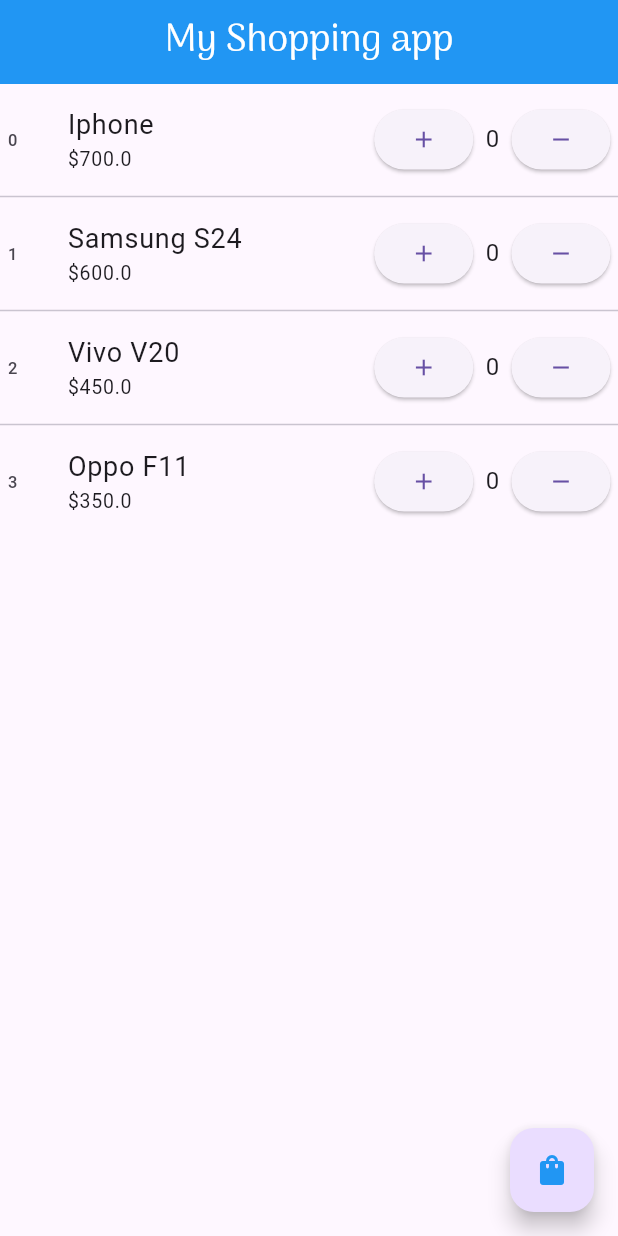
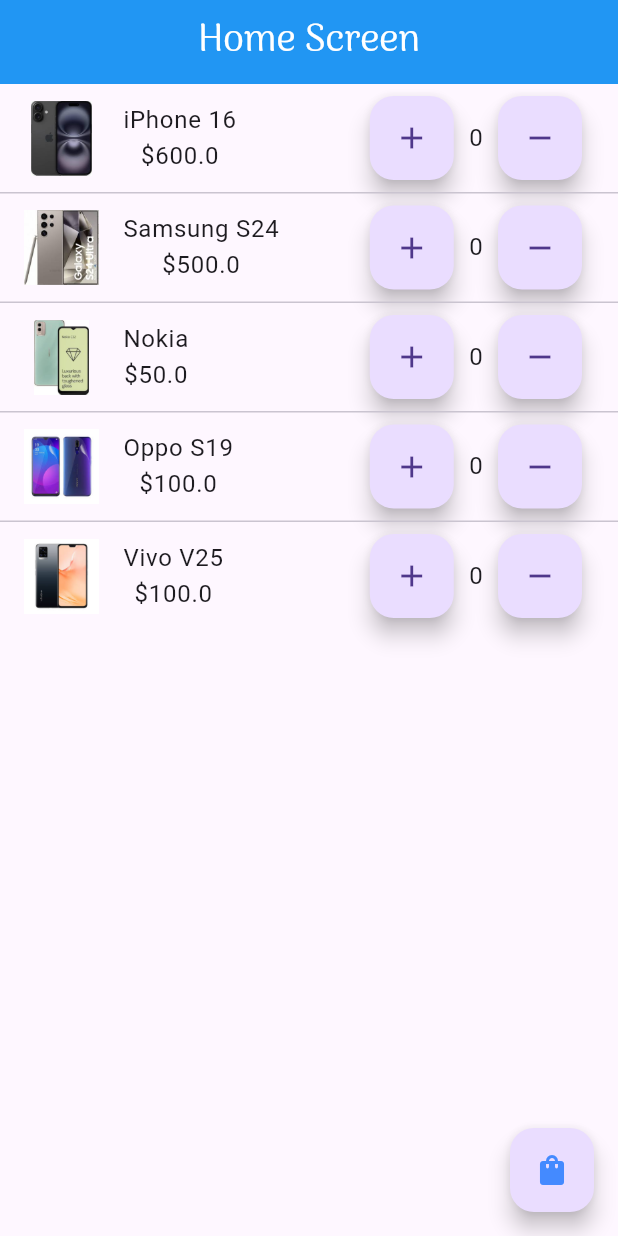
Before and after one commit to Khushgodani05/khush_l3pp_android-ios, a Flutter app: the screen it shows after launch, on a phone screen of 412 x 824 dp. Run offline on Flutter 3.47's test engine with Material 3 defaults, Android fonts, the phone set to English and light mode, and no system bars; our stand-ins replace firebase_auth, firebase_core, google_sign_in, shared_preferences, sqflite; accounts and stored records are empty.

Commit message:
My shopping cart

```diff
--- a/cart/lib/Product/product.dart
+++ b/cart/lib/Product/products.dart
@@ -1,4 +1,4 @@
-class Product{
+class Productes{
   final int id;
   final double price;
   final String name;
@@ -6,7 +6,7 @@
   int quantity;
   String imageLink;
 
-  Product({
+  Productes({
     required this.id,
     required this.price,
     required this.name,
@@ -16,4 +16,5 @@
   );
 
 
+
 }
--- /dev/null
+++ b/cart/lib/Product/screens/application.dart
@@ -0,0 +1,20 @@
+
+import 'package:cart/Product_cart/view/home_screens.dart';
+import 'package:flutter/material.dart';
+
+class Application extends StatelessWidget {
+  const Application({super.key});
+
+  @override
+  Widget build(BuildContext context) {
+    return MaterialApp(
+      theme: ThemeData(
+        colorScheme: ColorScheme.fromSeed(
+          seedColor: Colors.blue,
+        ),
+        useMaterial3: true,
+      ),
+      home: const Homescreens(),
+    );
+  }
+}
--- a/cart/lib/screens/homescreen.dart
+++ b/cart/lib/Product/screens/homescreen.dart
@@ -1,13 +1,13 @@
-import 'package:cart/Product/product.dart';
-import 'package:cart/screens/cartscreen.dart';
+import 'package:cart/Product/products.dart';
+import 'package:cart/Product/screens/cartscreen.dart';
 import 'package:flutter/material.dart';
 
 
-List<Product> products=[
-    Product(id: 1,  price: 700, name: "Iphone", quantity: 0,imageLink: "iphone16.jpg"),
-    Product(id: 2, price: 600, name: "Samsung S24", quantity: 0,imageLink: "SamsungS24.jpg"),
-    Product(id: 3, price: 450, name: "Vivo V20", quantity: 0, imageLink: "VivoV20.jpg"),
-    Product(id: 4, price: 350, name: "Oppo F11", quantity: 0, imageLink: "oppof11.jpg")
+List<Productes> products=[
+    Productes(id: 1,  price: 700, name: "Iphone", quantity: 0,imageLink: "iphone16.jpg"),
+    Productes(id: 2, price: 600, name: "Samsung S24", quantity: 0,imageLink: "SamsungS24.jpg"),
+    Productes(id: 3, price: 450, name: "Vivo V20", quantity: 0, imageLink: "VivoV20.jpg"),
+    Productes(id: 4, price: 350, name: "Oppo F11", quantity: 0, imageLink: "oppof11.jpg")
 ];
 
 class Homescreen extends StatefulWidget{
@@ -29,7 +29,7 @@
             fontSize: 18,
           ),
           ),
-          Text("${Product.currency}${products[index].price}",
+          Text("${Productes.currency}${products[index].price}",
           style: const TextStyle(
             fontSize: 13,
           ),
@@ -104,7 +104,7 @@
               ),
               );
             },
-           child: const Icon(Icons.shopping_bag, color: Colors.blue,),
+           child: const Icon(Icons.shopping_bag, color: Colors.red,),
            ),
 
       );
--- /dev/null
+++ b/cart/lib/Product/screens/main.dart
@@ -0,0 +1,6 @@
+import 'package:cart/Product/screens/application.dart';
+import 'package:flutter/material.dart';
+
+void main() {
+  runApp(const Application());
+}
--- /dev/null
+++ b/cart/lib/Product_cart/model/product.dart
@@ -0,0 +1,15 @@
+class Product {
+  const Product({
+    required this.id,
+    required this.name,
+    required this.price,
+    this.currency = '\$',
+    required this.imagelink,
+  });
+
+  final int id;
+  final String name;
+  final double price;
+  final String currency;
+  final String imagelink;
+}
--- /dev/null
+++ b/cart/lib/Product_cart/view/home_screens.dart
@@ -0,0 +1,143 @@
+import 'dart:developer';
+
+import 'package:cart/Product_cart/model/product.dart';
+import 'package:cart/Product_cart/view/cart_screen.dart';
+import 'package:cart/Product_cart/view/product_List_tile.dart';
+import 'package:flutter/material.dart';
+
+Product getProductById(int id) {
+  return products.where((element) => element.id == id).first;
+}
+
+final List<Product> products = [
+ const  Product(
+    id: 1,
+    name: 'iPhone 16',
+    price: 600,
+    imagelink: "assets/images/iphone16.jpg" ,
+  ),
+  const Product(
+    id: 2,
+    name: 'Samsung S24',
+    price: 500,
+    imagelink: "assets/images/SamsungS24.jpg"
+  ),
+  const Product(
+    id: 3,
+    name: 'Nokia',
+    price: 50,
+    imagelink: "assets/images/nokia.png",
+  ),
+  const Product(
+    id: 4,
+    name: 'Oppo S19',
+    price: 100,
+    imagelink: "assets/images/oppof11.jpg",
+  ),
+ const  Product(
+    id: 5,
+    name: 'Vivo V25',
+    price: 100,
+    imagelink: "assets/images/VivoV20.jpg",
+  ),
+];
+
+class Homescreens extends StatefulWidget {
+  const Homescreens({super.key});
+
+
+  @override
+  State<Homescreens> createState() => _HomeScreenState();
+}
+
+class _HomeScreenState extends State<Homescreens> {
+  Map<int, int> cart = {};
+
+  @override
+  Widget build(BuildContext context) {
+    return Scaffold(
+        appBar: AppBar(
+          backgroundColor: Colors.blue,
+          title: const Center(child:  Text('Home Screen',
+          style: TextStyle(
+            fontFamily: "khush",
+            fontSize: 25,
+            color: Colors.white
+          ),
+          ),
+          ),
+        ),
+        floatingActionButton: FloatingActionButton(
+          onPressed: () {
+            log('button kisine press kiya');
+            Navigator.of(context).push<Map<int, int>>(
+              MaterialPageRoute(
+                builder: (context) {
+                  return CartScreen(cart: cart);
+                },
+              ),
+            ).then((value) {
+              setState(() {
+                if (value != null) {
+                  cart = value;
+                }
+              });
+            });
+          },
+          child: const Icon(Icons.shopping_bag,
+          color: Colors.blueAccent,),
+        ),
+        body:ListView.separated(
+          itemCount: products.length,
+          itemBuilder: (context, index) {
+            final product = products[index];
+            return ProductListTile(
+              product: product,
+              quantity: getQuantity(product),
+              onTapAdd: () => addItemButtonClickEvent(product),
+              onTapRemove: () => removeItemButtonClickEvent(product),
+            );
+          },
+          separatorBuilder: (context, index) {
+            return const Divider(height: 1);
+          },
+        ),
+        );
+  }
+
+  void addItemButtonClickEvent(Product product) {
+    setState(() {
+      if (cart.containsKey(product.id)) {
+        // cart mai pehle seh hai kuch quantity ke saath
+        final quantity = cart[product.id] as int;
+        cart[product.id] = quantity + 1;
+      } else {
+        // cart mai nhi hai
+        cart[product.id] = 1;
+      }
+    });
+  }
+
+  void removeItemButtonClickEvent(Product product) {
+    setState(() {
+      if (cart.containsKey(product.id)) {
+        // cart mai pehle seh hai kuch quantity ke saath
+        final quantity = cart[product.id] as int;
+        if (quantity > 0) {
+          cart[product.id] = quantity - 1;
+        } else {
+          cart.remove(product.id);
+        }
+      }
+    });
+  }
+
+  int getQuantity(Product product) {
+    if (cart.containsKey(product.id)) {
+      // cart mai pehle seh hai kuch quantity ke saath
+      return cart[product.id] as int;
+    } else {
+      return 0;
+    }
+  }
+}
--- /dev/null
+++ b/cart/lib/Product_cart/view/product_List_tile.dart
@@ -0,0 +1,48 @@
+
+import 'package:cart/Product_cart/model/product.dart';
+import 'package:flutter/material.dart';
+
+class ProductListTile extends StatelessWidget {
+  const ProductListTile({super.key,
+  required this.onTapAdd,
+  required this.onTapRemove,
+  required this.product,
+  required this.quantity,
+  });
+  final int quantity;
+  final VoidCallback onTapAdd;
+  final VoidCallback onTapRemove;
+  final Product product;
+
+  @override
+  Widget build(BuildContext context) {
+    return ListTile(
+      leading: SizedBox(
+        width: 50,
+        height: 50,
+        child: Image(image: AssetImage(product.imagelink))),
+      title: Row(
+        children: [
+          Column(
+            children: [
+              Text(product.name),
+              Row(
+                children: [
+                  Text(product.currency),
+                  Text("${product.price}"),
+                ],
+              ),
+            ],
+            ),
+            const Spacer(),
+            FloatingActionButton(onPressed: onTapAdd,child: const Icon(Icons.add)),
+            const SizedBox(width: 10,),
+            Text("$quantity"),
+            const SizedBox(width: 10,),
+            FloatingActionButton(onPressed: onTapRemove,child: const Icon(Icons.remove)),
+
+        ],
+      ),
+    );
+  }
+}
--- a/cart/lib/widget/main.dart
+++ b/cart/lib/widget/main.dart
@@ -1,10 +1,10 @@
-import 'package:cart/screens/homescreen.dart';
+import 'package:cart/Product_cart/view/home_screens.dart';
 import 'package:flutter/material.dart';
 
 void main(){
   runApp(const MaterialApp(
       debugShowCheckedModeBanner: false,
-      home: Homescreen(),
+      home: Homescreens(),
     )
   );
 }
--- a/cart/pubspec.yaml
+++ b/cart/pubspec.yaml
@@ -60,10 +60,12 @@
 
   # To add assets to your application, add an assets section, like this:
   assets:
+    - assets/images/
     - assets/images/oppof11.jpg
     - assets/images/iphone16.jpg
     - assets/images/VivoV20.jpg
     - assets/images/SamsungS24.jpg
+    - assets/images/nokia.png
 
   # An image asset can refer to one or more resolution-specific "variants", see
   # https://flutter.dev/to/resolution-aware-images
```
Also changed, not shown: cart/lib/Product/screens/cartscreen.dart (renamed from cart/lib/screens/cartscreen.dart, +7 -13 lines), cart/lib/Product_cart/view/cart_screen.dart (added, +134 -0 lines), cart/assets/images/nokia.png (added).
